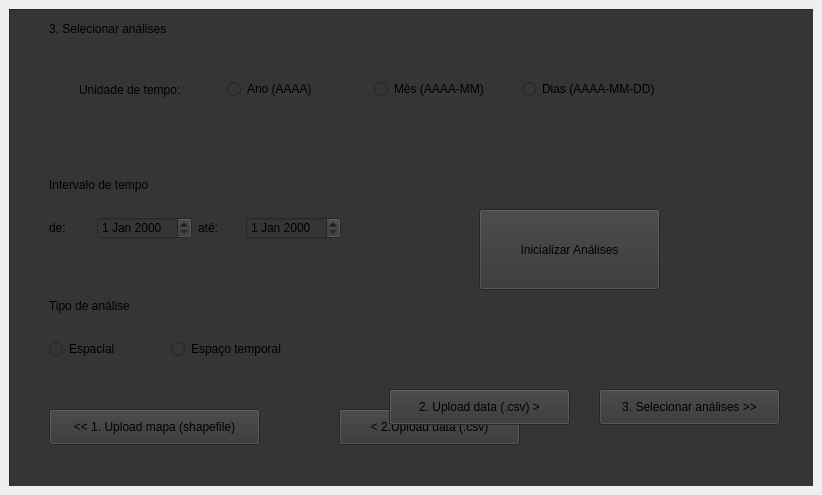
This is GUI/layouts/analysis.ui in rodriguesmsb/pyBIS as Qt 5 draws it before an edit. The edited form follows.
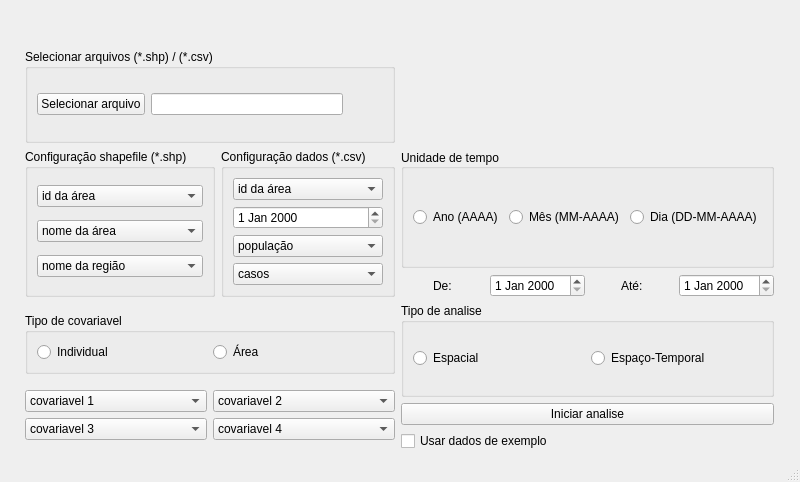
This is the edited form.

What changed in the file:
```diff
--- a/GUI/layouts/analysis.ui
+++ b/GUI/layouts/analysis.ui
@@ -6,8 +6,8 @@
    <rect>
     <x>0</x>
     <y>0</y>
-    <width>822</width>
-    <height>495</height>
+    <width>800</width>
+    <height>482</height>
    </rect>
   </property>
   <property name="windowTitle">
@@ -15,521 +15,155 @@
   </property>
   <widget class="QWidget" name="centralwidget">
    <layout class="QGridLayout" name="gridLayout">
-    <item row="0" column="0">
-     <widget class="QFrame" name="frame">
-      <property name="styleSheet">
-       <string notr="true">background-color: rgb(53, 53, 53);</string>
-      </property>
-      <property name="frameShape">
-       <enum>QFrame::StyledPanel</enum>
-      </property>
-      <property name="frameShadow">
-       <enum>QFrame::Raised</enum>
-      </property>
-      <widget class="QWidget" name="horizontalLayoutWidget">
-       <property name="geometry">
-        <rect>
-         <x>50</x>
-         <y>80</y>
-         <width>451</width>
-         <height>80</height>
-        </rect>
-       </property>
-       <layout class="QHBoxLayout" name="horizontalLayout">
-        <property name="spacing">
-         <number>0</number>
-        </property>
-        <item>
-         <widget class="QPushButton" name="pushButton_4">
-          <property name="text">
-           <string>Selecionar arquivo...</string>
-          </property>
-         </widget>
-        </item>
-        <item>
-         <widget class="QLineEdit" name="lineEdit">
-          <property name="enabled">
-           <bool>true</bool>
-          </property>
-          <property name="placeholderText">
-           <string>Nenhum arquivo selecionado</string>
-          </property>
-         </widget>
-        </item>
-       </layout>
-      </widget>
-      <widget class="QWidget" name="verticalLayoutWidget">
-       <property name="geometry">
-        <rect>
-         <x>50</x>
-         <y>210</y>
-         <width>221</width>
-         <height>80</height>
-        </rect>
+    <item row="2" column="1" rowspan="2">
+     <widget class="QGroupBox" name="verticalGroupBox">
+      <property name="title">
+       <string>Configuração shapefile (*.shp)</string>
        </property>
        <layout class="QVBoxLayout" name="verticalLayout">
-        <item>
-         <widget class="QLabel" name="label">
-          <property name="text">
-           <string>Id da area</string>
-          </property>
-         </widget>
-        </item>
         <item>
          <widget class="QComboBox" name="comboBox">
-          <property name="editable">
-           <bool>true</bool>
-          </property>
-         </widget>
-        </item>
-       </layout>
-      </widget>
-      <widget class="QWidget" name="verticalLayoutWidget_2">
-       <property name="geometry">
-        <rect>
-         <x>280</x>
-         <y>210</y>
-         <width>221</width>
-         <height>80</height>
-        </rect>
-       </property>
-       <layout class="QVBoxLayout" name="verticalLayout_2">
         <item>
-         <widget class="QLabel" name="label_2">
           <property name="text">
-           <string>Nome da area</string>
+           <string>id da área</string>
           </property>
+         </item>
          </widget>
         </item>
         <item>
          <widget class="QComboBox" name="comboBox_2">
-          <property name="editable">
-           <bool>true</bool>
-          </property>
-         </widget>
-        </item>
-       </layout>
-      </widget>
-      <widget class="QWidget" name="verticalLayoutWidget_3">
-       <property name="geometry">
-        <rect>
-         <x>50</x>
-         <y>340</y>
-         <width>221</width>
-         <height>80</height>
-        </rect>
-       </property>
-       <layout class="QVBoxLayout" name="verticalLayout_3">
         <item>
-         <widget class="QLabel" name="label_3">
           <property name="text">
-           <string>Nome da região</string>
+           <string>nome da área</string>
           </property>
+         </item>
          </widget>
         </item>
         <item>
          <widget class="QComboBox" name="comboBox_3">
-          <property name="editable">
-           <bool>true</bool>
+         <item>
+          <property name="text">
+           <string>nome da região</string>
           </property>
+         </item>
          </widget>
         </item>
        </layout>
       </widget>
-      <widget class="QLabel" name="label_4">
-       <property name="geometry">
-        <rect>
-         <x>50</x>
-         <y>20</y>
-         <width>201</width>
-         <height>20</height>
-        </rect>
-       </property>
-       <property name="text">
-        <string>1. Upload map (shapefile)</string>
-       </property>
-      </widget>
-      <widget class="QFrame" name="frame_2">
-       <property name="geometry">
-        <rect>
-         <x>0</x>
-         <y>0</y>
-         <width>810</width>
-         <height>481</height>
-        </rect>
-       </property>
-       <property name="frameShape">
-        <enum>QFrame::StyledPanel</enum>
-       </property>
-       <property name="frameShadow">
-        <enum>QFrame::Raised</enum>
-       </property>
-       <widget class="QLabel" name="label_5">
-        <property name="geometry">
-         <rect>
-          <x>40</x>
-          <y>10</y>
-          <width>151</width>
-          <height>20</height>
-         </rect>
-        </property>
-        <property name="text">
-         <string>2. Upload data (.csv)</string>
-        </property>
-       </widget>
-       <widget class="QWidget" name="horizontalLayoutWidget_2">
-        <property name="geometry">
-         <rect>
-          <x>30</x>
-          <y>40</y>
-          <width>411</width>
-          <height>80</height>
-         </rect>
-        </property>
-        <layout class="QHBoxLayout" name="horizontalLayout_2">
+    </item>
+    <item row="5" column="3">
+     <layout class="QVBoxLayout" name="verticalLayout_5">
          <item>
-          <widget class="QPushButton" name="pushButton_5">
+       <widget class="QPushButton" name="pushButton_2">
            <property name="text">
-            <string>Selecionar arquivo</string>
+         <string>Iniciar analise</string>
            </property>
           </widget>
          </item>
          <item>
-          <widget class="QLineEdit" name="lineEdit_2">
-           <property name="placeholderText">
-            <string>Nenhum arquivo selecionado</string>
+       <widget class="QCheckBox" name="checkBox">
+        <property name="text">
+         <string>Usar dados de exemplo</string>
            </property>
           </widget>
          </item>
         </layout>
-       </widget>
-       <widget class="QWidget" name="verticalLayoutWidget_4">
-        <property name="geometry">
-         <rect>
-          <x>30</x>
-          <y>160</y>
-          <width>201</width>
-          <height>81</height>
-         </rect>
-        </property>
+    </item>
+    <item row="4" column="1" rowspan="2" colspan="2">
         <layout class="QVBoxLayout" name="verticalLayout_4">
          <item>
-          <widget class="QLabel" name="label_6">
-           <property name="text">
-            <string>Id da área</string>
-           </property>
-          </widget>
-         </item>
-         <item>
-          <widget class="QComboBox" name="comboBox_4">
-           <property name="editable">
-            <bool>true</bool>
-           </property>
-          </widget>
-         </item>
-        </layout>
-       </widget>
-       <widget class="QWidget" name="verticalLayoutWidget_6">
-        <property name="geometry">
-         <rect>
-          <x>30</x>
-          <y>270</y>
-          <width>201</width>
-          <height>80</height>
-         </rect>
-        </property>
-        <layout class="QVBoxLayout" name="verticalLayout_6">
-         <item>
-          <widget class="QLabel" name="label_8">
-           <property name="text">
-            <string>População</string>
-           </property>
-          </widget>
-         </item>
-         <item>
-          <widget class="QComboBox" name="comboBox_5">
-           <property name="editable">
-            <bool>true</bool>
-           </property>
-          </widget>
-         </item>
-        </layout>
-       </widget>
-       <widget class="QWidget" name="verticalLayoutWidget_7">
-        <property name="geometry">
-         <rect>
-          <x>250</x>
-          <y>270</y>
-          <width>191</width>
-          <height>80</height>
-         </rect>
-        </property>
-        <layout class="QVBoxLayout" name="verticalLayout_7">
-         <item>
-          <widget class="QLabel" name="label_9">
-           <property name="text">
-            <string>Casos</string>
-           </property>
-          </widget>
-         </item>
-         <item>
-          <widget class="QComboBox" name="comboBox_6">
-           <property name="editable">
-            <bool>true</bool>
-           </property>
-          </widget>
-         </item>
-        </layout>
-       </widget>
-       <widget class="QWidget" name="verticalLayoutWidget_8">
-        <property name="geometry">
-         <rect>
-          <x>490</x>
-          <y>40</y>
-          <width>291</width>
-          <height>80</height>
-         </rect>
-        </property>
-        <layout class="QVBoxLayout" name="verticalLayout_8">
-         <item>
-          <widget class="QLabel" name="label_10">
-           <property name="text">
+       <widget class="QGroupBox" name="horizontalGroupBox_5">
+        <property name="sizePolicy">
+         <sizepolicy hsizetype="Preferred" vsizetype="Fixed">
+          <horstretch>0</horstretch>
+          <verstretch>0</verstretch>
+         </sizepolicy>
+        </property>
+        <property name="title">
             <string>Tipo de covariavel</string>
            </property>
-          </widget>
-         </item>
-         <item>
-          <layout class="QHBoxLayout" name="horizontalLayout_3">
+        <layout class="QHBoxLayout" name="horizontalLayout_5">
+         <property name="spacing">
+          <number>6</number>
+         </property>
            <item>
             <widget class="QRadioButton" name="radioButton">
              <property name="text">
-              <string>Invidivual</string>
+            <string>Individual</string>
              </property>
             </widget>
            </item>
            <item>
             <widget class="QRadioButton" name="radioButton_2">
              <property name="text">
-              <string>Area</string>
+            <string>Área</string>
              </property>
             </widget>
            </item>
           </layout>
-         </item>
-        </layout>
        </widget>
-       <widget class="QWidget" name="verticalLayoutWidget_5">
-        <property name="geometry">
-         <rect>
-          <x>250</x>
-          <y>160</y>
-          <width>191</width>
-          <height>78</height>
-         </rect>
-        </property>
-        <layout class="QVBoxLayout" name="verticalLayout_5">
-         <item>
-          <widget class="QLabel" name="label_7">
-           <property name="text">
-            <string>Data</string>
-           </property>
-          </widget>
-         </item>
+      </item>
+      <item>
+       <layout class="QVBoxLayout" name="verticalLayout_3">
+        <item>
+         <layout class="QHBoxLayout" name="horizontalLayout_6">
          <item>
           <widget class="QComboBox" name="comboBox_7">
-           <property name="editable">
-            <bool>true</bool>
-           </property>
-          </widget>
-         </item>
-        </layout>
-       </widget>
-       <widget class="QWidget" name="verticalLayoutWidget_9">
-        <property name="geometry">
-         <rect>
-          <x>480</x>
-          <y>160</y>
-          <width>141</width>
-          <height>80</height>
-         </rect>
-        </property>
-        <layout class="QVBoxLayout" name="verticalLayout_9">
          <item>
-          <widget class="QLabel" name="label_11">
            <property name="text">
-            <string>Covariavel 1</string>
-           </property>
+              <string>covariavel 1</string>
+             </property>
+            </item>
           </widget>
          </item>
          <item>
           <widget class="QComboBox" name="comboBox_8">
-           <property name="editable">
-            <bool>true</bool>
-           </property>
-          </widget>
-         </item>
-        </layout>
-       </widget>
-       <widget class="QWidget" name="verticalLayoutWidget_10">
-        <property name="geometry">
-         <rect>
-          <x>650</x>
-          <y>160</y>
-          <width>131</width>
-          <height>80</height>
-         </rect>
-        </property>
-        <layout class="QVBoxLayout" name="verticalLayout_10">
          <item>
-          <widget class="QLabel" name="label_12">
            <property name="text">
-            <string>Covariavel 2</string>
-           </property>
-          </widget>
-         </item>
+              <string>covariavel 2</string>
+             </property>
+            </item>
+           </widget>
+          </item>
+         </layout>
+        </item>
+        <item>
+         <layout class="QHBoxLayout" name="horizontalLayout_7">
          <item>
           <widget class="QComboBox" name="comboBox_9">
-           <property name="editable">
-            <bool>true</bool>
-           </property>
-          </widget>
-         </item>
-        </layout>
-       </widget>
-       <widget class="QWidget" name="verticalLayoutWidget_11">
-        <property name="geometry">
-         <rect>
-          <x>650</x>
-          <y>270</y>
-          <width>131</width>
-          <height>80</height>
-         </rect>
-        </property>
-        <layout class="QVBoxLayout" name="verticalLayout_11">
          <item>
-          <widget class="QLabel" name="label_13">
            <property name="text">
-            <string>Covariavel 4</string>
-           </property>
+              <string>covariavel 3</string>
+             </property>
+            </item>
           </widget>
          </item>
          <item>
           <widget class="QComboBox" name="comboBox_10">
-           <property name="editable">
-            <bool>true</bool>
-           </property>
-          </widget>
-         </item>
-        </layout>
-       </widget>
-       <widget class="QWidget" name="verticalLayoutWidget_12">
-        <property name="geometry">
-         <rect>
-          <x>480</x>
-          <y>270</y>
-          <width>141</width>
-          <height>80</height>
-         </rect>
-        </property>
-        <layout class="QVBoxLayout" name="verticalLayout_12">
          <item>
-          <widget class="QLabel" name="label_14">
            <property name="text">
-            <string>Covariavel 3</string>
-           </property>
-          </widget>
-         </item>
-         <item>
-          <widget class="QComboBox" name="comboBox_11">
-           <property name="editable">
-            <bool>true</bool>
-           </property>
+              <string>covariavel 4</string>
+             </property>
+            </item>
           </widget>
          </item>
         </layout>
-       </widget>
-       <widget class="QPushButton" name="f2_return_f3">
-        <property name="geometry">
-         <rect>
-          <x>620</x>
-          <y>380</y>
-          <width>171</width>
-          <height>36</height>
-         </rect>
-        </property>
-        <property name="text">
-         <string>3.Selecionar análises &gt;</string>
-        </property>
-       </widget>
-       <widget class="QPushButton" name="f2_return_f1">
-        <property name="geometry">
-         <rect>
-          <x>20</x>
-          <y>380</y>
-          <width>221</width>
-          <height>36</height>
-         </rect>
-        </property>
-        <property name="text">
-         <string>&lt; 1. Upload mapa (shapefile)</string>
-        </property>
-       </widget>
-       <widget class="QFrame" name="frame_3">
-        <property name="geometry">
-         <rect>
-          <x>0</x>
-          <y>0</y>
-          <width>811</width>
-          <height>481</height>
-         </rect>
-        </property>
-        <property name="frameShape">
-         <enum>QFrame::StyledPanel</enum>
-        </property>
-        <property name="frameShadow">
-         <enum>QFrame::Raised</enum>
-        </property>
-        <widget class="QLabel" name="label_15">
-         <property name="geometry">
-          <rect>
-           <x>40</x>
-           <y>10</y>
-           <width>151</width>
-           <height>20</height>
-          </rect>
-         </property>
-         <property name="text">
-          <string>3. Selecionar análises</string>
-         </property>
-        </widget>
-        <widget class="QWidget" name="horizontalLayoutWidget_4">
-         <property name="geometry">
-          <rect>
-           <x>40</x>
-           <y>50</y>
-           <width>641</width>
-           <height>61</height>
-          </rect>
-         </property>
-         <layout class="QHBoxLayout" name="horizontalLayout_4">
-          <property name="spacing">
-           <number>20</number>
-          </property>
-          <property name="leftMargin">
-           <number>30</number>
-          </property>
-          <property name="rightMargin">
-           <number>30</number>
-          </property>
+        </item>
+       </layout>
+      </item>
+     </layout>
+    </item>
+    <item row="2" column="3">
+     <widget class="QGroupBox" name="horizontalGroupBox_7">
+      <property name="title">
+       <string>Unidade de tempo</string>
+      </property>
+      <property name="alignment">
+       <set>Qt::AlignJustify|Qt::AlignVCenter</set>
+      </property>
+      <layout class="QHBoxLayout" name="horizontalLayout_8">
           <item>
-           <widget class="QLabel" name="label_16">
-            <property name="text">
-             <string>Unidade de tempo:</string>
-            </property>
-           </widget>
-          </item>
-          <item>
-           <widget class="QRadioButton" name="radioButton_3">
+        <widget class="QRadioButton" name="radioButton_5">
             <property name="text">
              <string>Ano (AAAA)</string>
             </property>
@@ -538,38 +172,134 @@
           <item>
            <widget class="QRadioButton" name="radioButton_4">
             <property name="text">
-             <string>Mês (AAAA-MM)</string>
+          <string>Mês (MM-AAAA)</string>
             </property>
            </widget>
           </item>
           <item>
-           <widget class="QRadioButton" name="radioButton_5">
+        <widget class="QRadioButton" name="radioButton_3">
             <property name="text">
-             <string>Dias (AAAA-MM-DD)</string>
+          <string>Dia (DD-MM-AAAA)</string>
             </property>
            </widget>
           </item>
          </layout>
         </widget>
-        <widget class="QWidget" name="verticalLayoutWidget_13">
-         <property name="geometry">
-          <rect>
-           <x>40</x>
-           <y>270</y>
-           <width>237</width>
-           <height>80</height>
-          </rect>
-         </property>
-         <layout class="QVBoxLayout" name="verticalLayout_13">
+    </item>
+    <item row="2" column="2" rowspan="2">
+     <widget class="QGroupBox" name="verticalGroupBox_2">
+      <property name="title">
+       <string>Configuração dados (*.csv)</string>
+      </property>
+      <layout class="QVBoxLayout" name="verticalLayout_2">
           <item>
-           <widget class="QLabel" name="label_17">
+        <widget class="QComboBox" name="comboBox_4">
+         <item>
             <property name="text">
-             <string>Tipo de análise</string>
-            </property>
+           <string>id da área</string>
+          </property>
+         </item>
            </widget>
           </item>
           <item>
-           <layout class="QHBoxLayout" name="horizontalLayout_5">
+        <widget class="QDateEdit" name="dateEdit"/>
+       </item>
+       <item>
+        <widget class="QComboBox" name="comboBox_5">
+         <item>
+          <property name="text">
+           <string>população</string>
+          </property>
+         </item>
+        </widget>
+       </item>
+       <item>
+        <widget class="QComboBox" name="comboBox_6">
+         <item>
+          <property name="text">
+           <string>casos</string>
+          </property>
+         </item>
+        </widget>
+       </item>
+      </layout>
+     </widget>
+    </item>
+    <item row="0" column="1">
+     <spacer name="verticalSpacer">
+      <property name="orientation">
+       <enum>Qt::Vertical</enum>
+      </property>
+      <property name="sizeType">
+       <enum>QSizePolicy::Preferred</enum>
+      </property>
+      <property name="sizeHint" stdset="0">
+       <size>
+        <width>20</width>
+        <height>40</height>
+       </size>
+      </property>
+     </spacer>
+    </item>
+    <item row="2" column="0">
+     <spacer name="horizontalSpacer">
+      <property name="orientation">
+       <enum>Qt::Horizontal</enum>
+      </property>
+      <property name="sizeType">
+       <enum>QSizePolicy::Preferred</enum>
+      </property>
+      <property name="sizeHint" stdset="0">
+       <size>
+        <width>40</width>
+        <height>20</height>
+       </size>
+      </property>
+     </spacer>
+    </item>
+    <item row="1" column="1" colspan="2">
+     <widget class="QGroupBox" name="horizontalGroupBox">
+      <property name="title">
+       <string>Selecionar arquivos (*.shp) / (*.csv)</string>
+      </property>
+      <layout class="QHBoxLayout" name="horizontalLayout">
+       <item>
+        <widget class="QPushButton" name="pushButton">
+         <property name="text">
+          <string>Selecionar arquivo</string>
+         </property>
+        </widget>
+       </item>
+       <item>
+        <widget class="QLineEdit" name="lineEdit"/>
+       </item>
+       <item>
+        <spacer name="horizontalSpacer_3">
+         <property name="orientation">
+          <enum>Qt::Horizontal</enum>
+         </property>
+         <property name="sizeType">
+          <enum>QSizePolicy::Preferred</enum>
+         </property>
+         <property name="sizeHint" stdset="0">
+          <size>
+           <width>40</width>
+           <height>20</height>
+          </size>
+         </property>
+        </spacer>
+       </item>
+      </layout>
+     </widget>
+    </item>
+    <item row="4" column="3">
+     <layout class="QHBoxLayout" name="horizontalLayout_11">
+      <item>
+       <widget class="QGroupBox" name="horizontalGroupBox_8">
+        <property name="title">
+         <string>Tipo de analise</string>
+        </property>
+        <layout class="QHBoxLayout" name="horizontalLayout_10">
             <item>
              <widget class="QRadioButton" name="radioButton_6">
               <property name="text">
@@ -580,128 +310,58 @@
             <item>
              <widget class="QRadioButton" name="radioButton_7">
               <property name="text">
-               <string>Espaço temporal</string>
+            <string>Espaço-Temporal</string>
               </property>
              </widget>
             </item>
            </layout>
-          </item>
-         </layout>
-        </widget>
-        <widget class="QWidget" name="verticalLayoutWidget_14">
-         <property name="geometry">
-          <rect>
-           <x>40</x>
-           <y>150</y>
-           <width>292</width>
-           <height>80</height>
-          </rect>
-         </property>
-         <layout class="QVBoxLayout" name="verticalLayout_14">
-          <item>
-           <widget class="QLabel" name="label_18">
-            <property name="text">
-             <string>Intervalo de tempo</string>
-            </property>
-           </widget>
-          </item>
-          <item>
-           <layout class="QHBoxLayout" name="horizontalLayout_6">
-            <item>
-             <widget class="QLabel" name="label_19">
+       </widget>
+      </item>
+     </layout>
+    </item>
+    <item row="3" column="3">
+     <layout class="QHBoxLayout" name="horizontalLayout_9">
+      <item alignment="Qt::AlignHCenter">
+       <widget class="QLabel" name="label">
               <property name="text">
-               <string>de:</string>
-              </property>
-             </widget>
-            </item>
-            <item>
-             <widget class="QDateEdit" name="dateEdit"/>
-            </item>
-            <item>
-             <widget class="QLabel" name="label_20">
-              <property name="text">
-               <string>até:</string>
+         <string>De:</string>
               </property>
              </widget>
             </item>
             <item>
              <widget class="QDateEdit" name="dateEdit_2"/>
             </item>
-           </layout>
-          </item>
-         </layout>
-        </widget>
-        <widget class="QPushButton" name="button_start_analysis">
-         <property name="geometry">
-          <rect>
-           <x>470</x>
-           <y>200</y>
-           <width>181</width>
-           <height>81</height>
-          </rect>
-         </property>
+      <item alignment="Qt::AlignHCenter">
+       <widget class="QLabel" name="label_2">
          <property name="text">
-          <string>Inicializar Análises</string>
-         </property>
-        </widget>
-        <widget class="QPushButton" name="f3_return_f1">
-         <property name="geometry">
-          <rect>
-           <x>40</x>
-           <y>400</y>
-           <width>211</width>
-           <height>36</height>
-          </rect>
-         </property>
-         <property name="text">
-          <string>&lt;&lt; 1. Upload mapa (shapefile)</string>
-         </property>
-        </widget>
-        <widget class="QPushButton" name="f3_return_f2">
-         <property name="geometry">
-          <rect>
-           <x>330</x>
-           <y>400</y>
-           <width>181</width>
-           <height>36</height>
-          </rect>
-         </property>
-         <property name="text">
-          <string>&lt; 2.Upload data (.csv)</string>
-         </property>
-        </widget>
-       </widget>
-      </widget>
-      <widget class="QPushButton" name="f1_return_f2">
-       <property name="geometry">
-        <rect>
-         <x>380</x>
-         <y>380</y>
-         <width>181</width>
-         <height>36</height>
-        </rect>
-       </property>
-       <property name="text">
-        <string>2. Upload data (.csv) &gt;</string>
-       </property>
-      </widget>
-      <widget class="QPushButton" name="f1_return_f3">
-       <property name="geometry">
-        <rect>
-         <x>590</x>
-         <y>380</y>
-         <width>181</width>
-         <height>36</height>
-        </rect>
-       </property>
-       <property name="text">
-        <string>3. Selecionar análises &gt;&gt;</string>
-       </property>
-      </widget>
-     </widget>
+         <string>Até:</string>
+        </property>
+       </widget>
+      </item>
+      <item>
+       <widget class="QDateEdit" name="dateEdit_3"/>
+      </item>
+     </layout>
+    </item>
+    <item row="2" column="4">
+     <spacer name="horizontalSpacer_2">
+      <property name="orientation">
+       <enum>Qt::Horizontal</enum>
+      </property>
+      <property name="sizeType">
+       <enum>QSizePolicy::Preferred</enum>
+      </property>
+      <property name="sizeHint" stdset="0">
+       <size>
+        <width>40</width>
+        <height>20</height>
+       </size>
+      </property>
+     </spacer>
     </item>
    </layout>
   </widget>
+  <widget class="QStatusBar" name="statusbar"/>
  </widget>
  <resources/>
  <connections/>
```
Left out of the diff: 2 changed lines with no effect on the pictures. Lines whose indentation alone changed are shown as unchanged.
